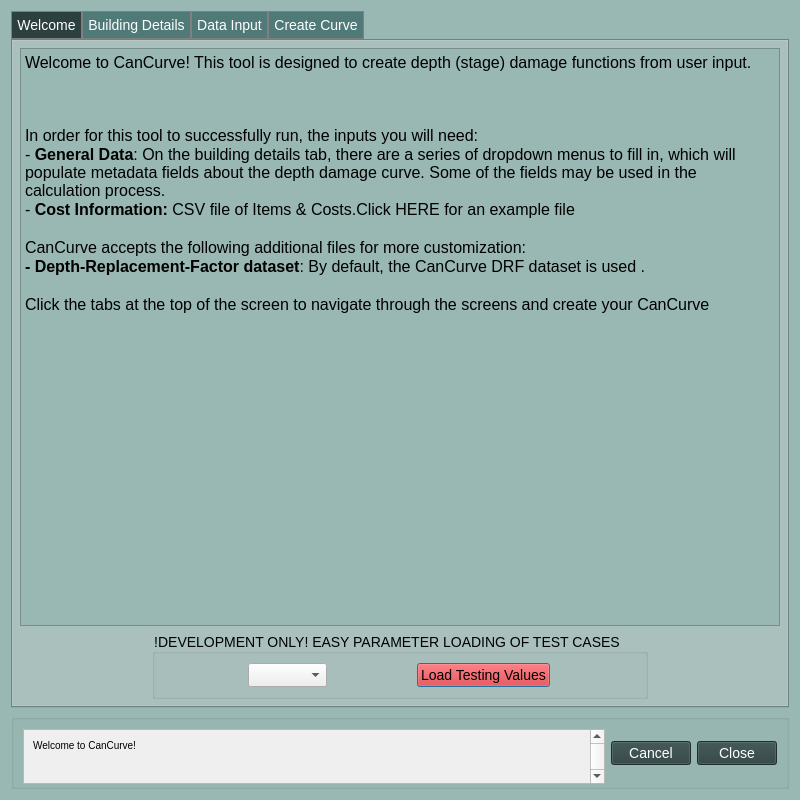
This is cancurve/bldgs/cc_bldgs_dialog.ui in NRCan/CanCurve as Qt 5 draws it before an edit. The edited form follows.
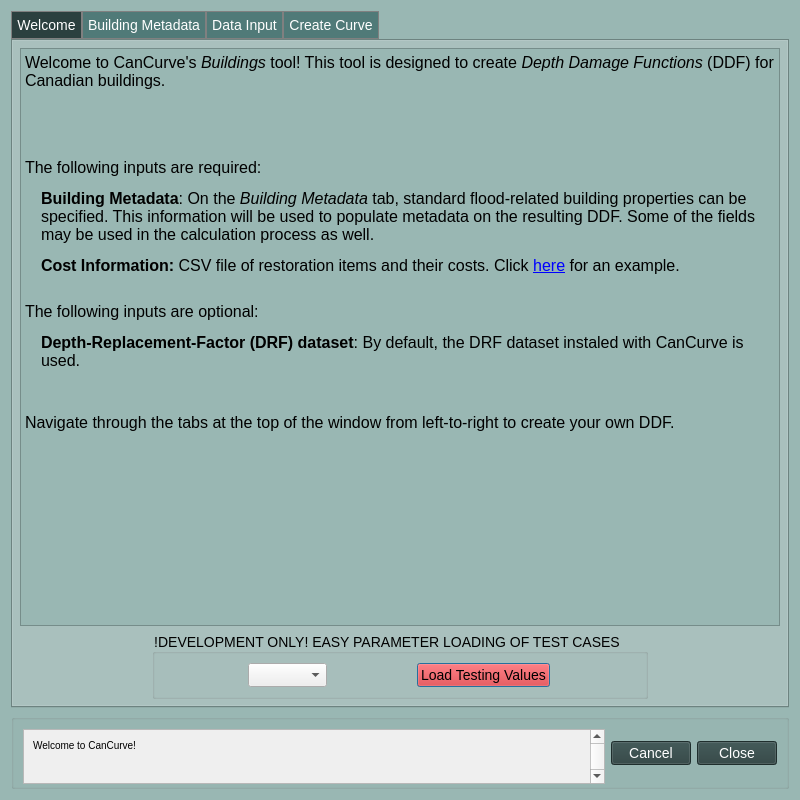
This is the edited form. Icons and pictures are not drawn.

```diff
--- a/cancurve/bldgs/cc_bldgs_dialog.ui
+++ b/cancurve/bldgs/cc_bldgs_dialog.ui
@@ -140,21 +140,16 @@
 &lt;html&gt;&lt;head&gt;&lt;meta name=&quot;qrichtext&quot; content=&quot;1&quot; /&gt;&lt;style type=&quot;text/css&quot;&gt;
 p, li { white-space: pre-wrap; }
 &lt;/style&gt;&lt;/head&gt;&lt;body style=&quot; font-family:'MS Shell Dlg 2'; font-size:14px; font-weight:400; font-style:normal;&quot;&gt;
-&lt;p style=&quot; margin-top:0px; margin-bottom:0px; margin-left:0px; margin-right:0px; -qt-block-indent:0; text-indent:0px;&quot;&gt;&lt;span style=&quot; font-size:12pt;&quot;&gt;Welcome to CanCurve! This tool is designed to create depth (stage) damage functions from user input.&lt;/span&gt;&lt;/p&gt;
-&lt;p align=&quot;center&quot; style=&quot; margin-top:0px; margin-bottom:0px; margin-left:0px; margin-right:0px; -qt-block-indent:0; text-indent:0px;&quot;&gt;&lt;img src=&quot;:/plugins/cancurve/img/icon.png&quot; /&gt;&lt;/p&gt;
-&lt;p align=&quot;center&quot; style=&quot;-qt-paragraph-type:empty; margin-top:0px; margin-bottom:0px; margin-left:0px; margin-right:0px; -qt-block-indent:0; text-indent:0px; font-size:12pt;&quot;&gt;&lt;br /&gt;&lt;/p&gt;
-&lt;p align=&quot;center&quot; style=&quot;-qt-paragraph-type:empty; margin-top:0px; margin-bottom:0px; margin-left:0px; margin-right:0px; -qt-block-indent:0; text-indent:0px; font-size:12pt;&quot;&gt;&lt;br /&gt;&lt;/p&gt;
-&lt;p style=&quot; margin-top:0px; margin-bottom:0px; margin-left:0px; margin-right:0px; -qt-block-indent:0; text-indent:0px;&quot;&gt;&lt;span style=&quot; font-size:12pt;&quot;&gt;In order for this tool to successfully run, the inputs you will need:&lt;/span&gt;&lt;/p&gt;
-&lt;p style=&quot; margin-top:0px; margin-bottom:0px; margin-left:0px; margin-right:0px; -qt-block-indent:0; text-indent:0px;&quot;&gt;&lt;span style=&quot; font-size:12pt;&quot;&gt;- &lt;/span&gt;&lt;span style=&quot; font-size:12pt; font-weight:600;&quot;&gt;General Data&lt;/span&gt;&lt;span style=&quot; font-size:12pt;&quot;&gt;: On the building details tab, there are a series of dropdown menus to fill in, which will populate metadata fields about the depth damage curve. Some of the fields may be used in the calculation process.&lt;/span&gt;&lt;/p&gt;
-&lt;p style=&quot; margin-top:0px; margin-bottom:0px; margin-left:0px; margin-right:0px; -qt-block-indent:0; text-indent:0px;&quot;&gt;&lt;span style=&quot; font-size:12pt;&quot;&gt;- &lt;/span&gt;&lt;span style=&quot; font-size:12pt; font-weight:600;&quot;&gt;Cost Information: &lt;/span&gt;&lt;span style=&quot; font-size:12pt;&quot;&gt;CSV file of Items &amp;amp; Costs.Click HERE for an example file&lt;/span&gt;&lt;/p&gt;
-&lt;p style=&quot;-qt-paragraph-type:empty; margin-top:0px; margin-bottom:0px; margin-left:0px; margin-right:0px; -qt-block-indent:0; text-indent:0px; font-size:12pt;&quot;&gt;&lt;br /&gt;&lt;/p&gt;
-&lt;p style=&quot; margin-top:0px; margin-bottom:0px; margin-left:0px; margin-right:0px; -qt-block-indent:0; text-indent:0px;&quot;&gt;&lt;span style=&quot; font-size:12pt;&quot;&gt;CanCurve accepts the following additional files for more customization:&lt;/span&gt;&lt;/p&gt;
-&lt;p style=&quot; margin-top:0px; margin-bottom:0px; margin-left:0px; margin-right:0px; -qt-block-indent:0; text-indent:0px;&quot;&gt;&lt;span style=&quot; font-size:12pt; font-weight:600;&quot;&gt;- Depth-Replacement-Factor dataset&lt;/span&gt;&lt;span style=&quot; font-size:12pt;&quot;&gt;: By default, the CanCurve DRF dataset is used .&lt;/span&gt;&lt;/p&gt;
-&lt;p style=&quot;-qt-paragraph-type:empty; margin-top:0px; margin-bottom:0px; margin-left:0px; margin-right:0px; -qt-block-indent:0; text-indent:0px; font-size:12pt;&quot;&gt;&lt;br /&gt;&lt;/p&gt;
-&lt;p style=&quot; margin-top:0px; margin-bottom:0px; margin-left:0px; margin-right:0px; -qt-block-indent:0; text-indent:0px;&quot;&gt;&lt;span style=&quot; font-size:12pt;&quot;&gt;Click the tabs at the top of the screen to navigate through the screens and create your CanCurve			&lt;/span&gt;&lt;/p&gt;
-&lt;p align=&quot;center&quot; style=&quot; margin-top:0px; margin-bottom:0px; margin-left:0px; margin-right:0px; -qt-block-indent:0; text-indent:0px;&quot;&gt;&lt;span style=&quot; font-size:12pt;&quot;&gt;			&lt;/span&gt;&lt;/p&gt;
-&lt;p align=&quot;center&quot; style=&quot; margin-top:0px; margin-bottom:0px; margin-left:0px; margin-right:0px; -qt-block-indent:0; text-indent:0px;&quot;&gt;&lt;span style=&quot; font-size:12pt;&quot;&gt;			&lt;/span&gt;&lt;/p&gt;
-&lt;p align=&quot;center&quot; style=&quot;-qt-paragraph-type:empty; margin-top:0px; margin-bottom:0px; margin-left:0px; margin-right:0px; -qt-block-indent:0; text-indent:0px; font-size:12pt;&quot;&gt;&lt;br /&gt;&lt;/p&gt;&lt;/body&gt;&lt;/html&gt;</string>
+&lt;p style=&quot; margin-top:12px; margin-bottom:12px; margin-left:0px; margin-right:0px; -qt-block-indent:0; text-indent:0px;&quot;&gt;&lt;span style=&quot; font-size:12pt;&quot;&gt;Welcome to CanCurve's &lt;/span&gt;&lt;span style=&quot; font-size:12pt; font-style:italic;&quot;&gt;Buildings&lt;/span&gt;&lt;span style=&quot; font-size:12pt;&quot;&gt; tool! This tool is designed to create &lt;/span&gt;&lt;span style=&quot; font-size:12pt; font-style:italic;&quot;&gt;Depth Damage Functions&lt;/span&gt;&lt;span style=&quot; font-size:12pt;&quot;&gt; (DDF) for Canadian buildings.&lt;/span&gt;&lt;/p&gt;
+&lt;p align=&quot;center&quot; style=&quot; margin-top:12px; margin-bottom:12px; margin-left:0px; margin-right:0px; -qt-block-indent:0; text-indent:0px;&quot;&gt;&lt;img src=&quot;:/plugins/cancurve/img/icon.png&quot; /&gt;&lt;/p&gt;
+&lt;p align=&quot;center&quot; style=&quot;-qt-paragraph-type:empty; margin-top:12px; margin-bottom:12px; margin-left:0px; margin-right:0px; -qt-block-indent:0; text-indent:0px;&quot;&gt;&lt;br /&gt;&lt;/p&gt;
+&lt;p style=&quot; margin-top:12px; margin-bottom:12px; margin-left:0px; margin-right:0px; -qt-block-indent:0; text-indent:0px;&quot;&gt;&lt;span style=&quot; font-size:12pt;&quot;&gt;The following inputs are required:&lt;/span&gt;&lt;/p&gt;
+&lt;p style=&quot; margin-top:12px; margin-bottom:12px; margin-left:16px; margin-right:0px; -qt-block-indent:0; text-indent:0px;&quot;&gt;&lt;span style=&quot; font-size:12pt; font-weight:600;&quot;&gt;Building Metadata&lt;/span&gt;&lt;span style=&quot; font-size:12pt;&quot;&gt;: On the &lt;/span&gt;&lt;span style=&quot; font-size:12pt; font-style:italic;&quot;&gt;Building Metadata&lt;/span&gt;&lt;span style=&quot; font-size:12pt;&quot;&gt; tab, standard flood-related building properties can be specified. This information will be used to populate metadata on the resulting DDF. Some of the fields may be used in the calculation process as well.&lt;/span&gt;&lt;/p&gt;
+&lt;p style=&quot; margin-top:12px; margin-bottom:12px; margin-left:16px; margin-right:0px; -qt-block-indent:0; text-indent:0px;&quot;&gt;&lt;span style=&quot; font-size:12pt; font-weight:600;&quot;&gt;Cost Information: &lt;/span&gt;&lt;span style=&quot; font-size:12pt;&quot;&gt;CSV file of restoration items and their costs. Click &lt;/span&gt;&lt;a href=&quot;https://github.com/NRCan/CanCurve/blob/main/tests/data/bldgs/case1/R_1-L-BD-CU_ABCA.csv&quot;&gt;&lt;span style=&quot; font-size:12pt; text-decoration: underline; color:#0000ff;&quot;&gt;here&lt;/span&gt;&lt;/a&gt;&lt;span style=&quot; font-size:12pt;&quot;&gt; for an example.&lt;/span&gt;&lt;span style=&quot; font-size:14px;&quot;&gt;&lt;br /&gt;&lt;/span&gt;&lt;/p&gt;
+&lt;p style=&quot; margin-top:12px; margin-bottom:12px; margin-left:0px; margin-right:0px; -qt-block-indent:0; text-indent:0px;&quot;&gt;&lt;span style=&quot; font-size:12pt;&quot;&gt;The following inputs are optional:&lt;/span&gt;&lt;/p&gt;
+&lt;p style=&quot; margin-top:12px; margin-bottom:12px; margin-left:16px; margin-right:0px; -qt-block-indent:0; text-indent:0px;&quot;&gt;&lt;span style=&quot; font-size:12pt; font-weight:600;&quot;&gt;Depth-Replacement-Factor (DRF) dataset&lt;/span&gt;&lt;span style=&quot; font-size:12pt;&quot;&gt;: By default, the DRF dataset instaled with CanCurve is used.&lt;/span&gt;&lt;/p&gt;
+&lt;p style=&quot;-qt-paragraph-type:empty; margin-top:12px; margin-bottom:12px; margin-left:16px; margin-right:0px; -qt-block-indent:0; text-indent:0px; font-size:12pt;&quot;&gt;&lt;br /&gt;&lt;/p&gt;
+&lt;p style=&quot; margin-top:12px; margin-bottom:12px; margin-left:0px; margin-right:0px; -qt-block-indent:0; text-indent:0px;&quot;&gt;&lt;span style=&quot; font-size:12pt;&quot;&gt;Navigate through the tabs at the top of the window from left-to-right to create your own DDF.&lt;/span&gt;&lt;/p&gt;&lt;/body&gt;&lt;/html&gt;</string>
          </property>
         </widget>
        </item>
@@ -200,7 +195,7 @@
      </widget>
      <widget class="QWidget" name="tab2bldgDetils">
       <attribute name="title">
-       <string>Building Details</string>
+       <string>Building Metadata</string>
       </attribute>
       <layout class="QVBoxLayout" name="verticalLayout_7">
        <item>
```
Left out of the diff: 8 changed lines with no effect on the pictures.
